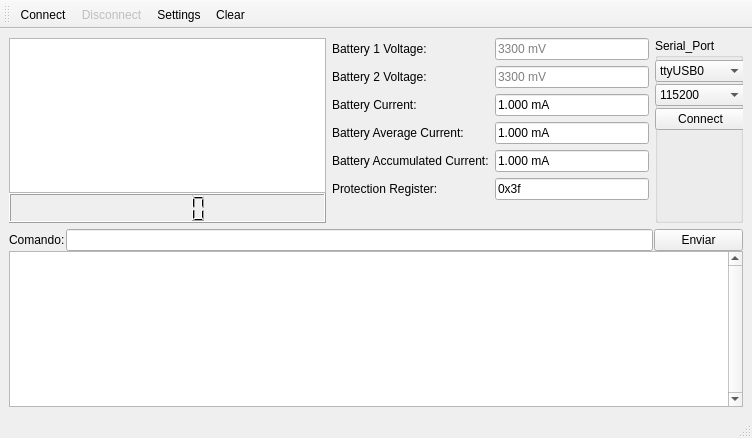
Old version of the form CubeSAT_COM/mainwindow.ui in the repository renatomeneghin/CubeSAT_COM_App.
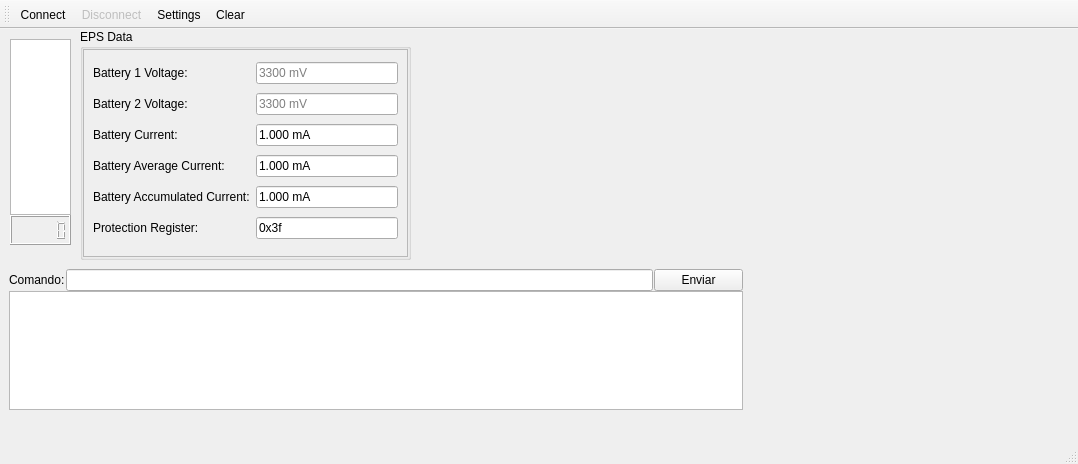
New version of the form. Icons and pictures are not drawn.

Commit message: Adicionando elementos na janela principal

What changed in the file:
```diff
--- a/CubeSAT_COM/mainwindow.ui
+++ b/CubeSAT_COM/mainwindow.ui
@@ -6,48 +6,126 @@
    <rect>
     <x>0</x>
     <y>0</y>
-    <width>752</width>
-    <height>438</height>
+    <width>1078</width>
+    <height>464</height>
    </rect>
   </property>
   <property name="windowTitle">
    <string>Controlador CubeSAT - SpaceLAB UFSC</string>
   </property>
   <widget class="QWidget" name="centralwidget">
+   <widget class="QFrame" name="verticalFrame_2">
+    <property name="geometry">
+     <rect>
+      <x>9</x>
+      <y>240</y>
+      <width>734</width>
+      <height>141</height>
+     </rect>
+    </property>
+    <property name="sizePolicy">
+     <sizepolicy hsizetype="Preferred" vsizetype="Preferred">
+      <horstretch>0</horstretch>
+      <verstretch>0</verstretch>
+     </sizepolicy>
+    </property>
+    <layout class="QVBoxLayout" name="verticalLayout_3">
+     <property name="spacing">
+      <number>0</number>
+     </property>
+     <property name="sizeConstraint">
+      <enum>QLayout::SetDefaultConstraint</enum>
+     </property>
+     <property name="leftMargin">
+      <number>0</number>
+     </property>
+     <property name="topMargin">
+      <number>0</number>
+     </property>
+     <property name="rightMargin">
+      <number>0</number>
+     </property>
+     <property name="bottomMargin">
+      <number>0</number>
+     </property>
+     <item>
+      <layout class="QHBoxLayout" name="horizontalLayout">
+       <property name="spacing">
+        <number>1</number>
+       </property>
+       <item>
+        <widget class="QLabel" name="texto_Comando">
+         <property name="text">
+          <string>Comando:</string>
+         </property>
+        </widget>
+       </item>
+       <item>
+        <widget class="QLineEdit" name="Comando"/>
+       </item>
+       <item>
+        <widget class="QPushButton" name="Enviar">
+         <property name="minimumSize">
+          <size>
+           <width>89</width>
+           <height>0</height>
+          </size>
+         </property>
+         <property name="text">
+          <string>Enviar</string>
+         </property>
+        </widget>
+       </item>
+      </layout>
+     </item>
+     <item>
+      <widget class="QPlainTextEdit" name="Texto_Recebido"/>
+     </item>
+    </layout>
+   </widget>
+   <widget class="QGroupBox" name="groupBox">
+    <property name="geometry">
+     <rect>
+      <x>80</x>
+      <y>0</y>
+      <width>331</width>
+      <height>231</height>
+     </rect>
+    </property>
+    <property name="title">
+     <string>EPS Data</string>
+    </property>
    <layout class="QGridLayout" name="gridLayout">
-    <item row="0" column="0">
-     <layout class="QVBoxLayout" name="verticalLayout">
+     <property name="leftMargin">
+      <number>0</number>
+     </property>
+     <property name="topMargin">
+      <number>0</number>
+     </property>
+     <property name="rightMargin">
+      <number>0</number>
+     </property>
+     <property name="bottomMargin">
+      <number>0</number>
+     </property>
       <property name="spacing">
        <number>0</number>
       </property>
-      <property name="sizeConstraint">
-       <enum>QLayout::SetDefaultConstraint</enum>
-      </property>
-      <item>
-       <widget class="QGraphicsView" name="Bateria_imagem"/>
-      </item>
-      <item>
-       <widget class="QLCDNumber" name="Bateria_numero">
-        <property name="minimumSize">
-         <size>
-          <width>0</width>
-          <height>30</height>
-         </size>
-        </property>
-        <property name="font">
-         <font>
-          <pointsize>12</pointsize>
-         </font>
-        </property>
-        <property name="smallDecimalPoint">
-         <bool>true</bool>
-        </property>
-       </widget>
-      </item>
-     </layout>
-    </item>
     <item row="0" column="1">
-     <layout class="QFormLayout" name="formLayout">
+      <widget class="QScrollArea" name="scrollArea">
+       <property name="widgetResizable">
+        <bool>true</bool>
+       </property>
+       <widget class="QWidget" name="scrollAreaWidgetContents">
+        <property name="geometry">
+         <rect>
+          <x>0</x>
+          <y>0</y>
+          <width>323</width>
+          <height>203</height>
+         </rect>
+        </property>
+        <layout class="QGridLayout" name="gridLayout_2">
       <item row="0" column="0">
        <widget class="QLabel" name="Bateria1">
         <property name="text">
@@ -79,7 +157,7 @@
        </widget>
       </item>
       <item row="1" column="1">
-       <widget class="QLineEdit" name="Bat_1_mV_2">
+          <widget class="QLineEdit" name="Bat_2_mV">
         <property name="readOnly">
          <bool>true</bool>
         </property>
@@ -99,7 +177,7 @@
        </widget>
       </item>
       <item row="2" column="1">
-       <widget class="QLineEdit" name="Bat_1_mV_3">
+          <widget class="QLineEdit" name="Bat_mA">
         <property name="text">
          <string>1.000 mA</string>
         </property>
@@ -122,7 +200,7 @@
        </widget>
       </item>
       <item row="3" column="1">
-       <widget class="QLineEdit" name="Bat_1_mV_4">
+          <widget class="QLineEdit" name="Bat_mA_avg">
         <property name="text">
          <string>1.000 mA</string>
         </property>
@@ -145,7 +223,7 @@
        </widget>
       </item>
       <item row="4" column="1">
-       <widget class="QLineEdit" name="Bat_1_mV_5">
+          <widget class="QLineEdit" name="Bat_mA_Acc">
         <property name="text">
          <string>1.000 mA</string>
         </property>
@@ -168,7 +246,7 @@
        </widget>
       </item>
       <item row="5" column="1">
-       <widget class="QLineEdit" name="Bat_1_mV_6">
+          <widget class="QLineEdit" name="Protection_reg">
         <property name="text">
          <string>0x3f</string>
         </property>
@@ -181,231 +259,45 @@
        </widget>
       </item>
      </layout>
-    </item>
-    <item row="0" column="2">
-     <widget class="QGroupBox" name="Serial_Port">
-      <property name="title">
-       <string>Serial_Port</string>
-      </property>
-      <widget class="QWidget" name="verticalLayoutWidget">
-       <property name="geometry">
-        <rect>
-         <x>0</x>
-         <y>20</y>
-         <width>91</width>
-         <height>77</height>
-        </rect>
-       </property>
-       <layout class="QVBoxLayout" name="verticalLayout_2">
-        <property name="spacing">
-         <number>0</number>
-        </property>
-        <item>
-         <widget class="QComboBox" name="Port">
-          <item>
-           <property name="text">
-            <string>ttyUSB0</string>
-           </property>
-          </item>
-          <item>
-           <property name="text">
-            <string>ttyUSB1</string>
-           </property>
-          </item>
-          <item>
-           <property name="text">
-            <string>ttyUSB2</string>
-           </property>
-          </item>
-          <item>
-           <property name="text">
-            <string>ttyUSB3</string>
-           </property>
-          </item>
-          <item>
-           <property name="text">
-            <string>ttyUSB4</string>
-           </property>
-          </item>
-          <item>
-           <property name="text">
-            <string>ttyUSB5</string>
-           </property>
-          </item>
-          <item>
-           <property name="text">
-            <string>ttyUSB6</string>
-           </property>
-          </item>
-          <item>
-           <property name="text">
-            <string>ttyUSB7</string>
-           </property>
-          </item>
-         </widget>
-        </item>
-        <item>
-         <widget class="QComboBox" name="Baud_Rate">
-          <property name="currentText">
-           <string>115200</string>
-          </property>
-          <property name="currentIndex">
-           <number>11</number>
-          </property>
-          <item>
-           <property name="text">
-            <string>110</string>
-           </property>
-          </item>
-          <item>
-           <property name="text">
-            <string>300</string>
-           </property>
-          </item>
-          <item>
-           <property name="text">
-            <string>600</string>
-           </property>
-          </item>
-          <item>
-           <property name="text">
-            <string>1200</string>
-           </property>
-          </item>
-          <item>
-           <property name="text">
-            <string>2400</string>
-           </property>
-          </item>
-          <item>
-           <property name="text">
-            <string>4800</string>
-           </property>
-          </item>
-          <item>
-           <property name="text">
-            <string>9600</string>
-           </property>
-          </item>
-          <item>
-           <property name="text">
-            <string>14400</string>
-           </property>
-          </item>
-          <item>
-           <property name="text">
-            <string>19200</string>
-           </property>
-          </item>
-          <item>
-           <property name="text">
-            <string>38400</string>
-           </property>
-          </item>
-          <item>
-           <property name="text">
-            <string>57600</string>
-           </property>
-          </item>
-          <item>
-           <property name="text">
-            <string>115200</string>
-           </property>
-          </item>
-          <item>
-           <property name="text">
-            <string>128000</string>
-           </property>
-          </item>
-          <item>
-           <property name="text">
-            <string>256000</string>
-           </property>
-          </item>
-         </widget>
-        </item>
-        <item>
-         <widget class="QPushButton" name="Connection">
-          <property name="text">
-           <string>Connect</string>
-          </property>
+       </widget>
          </widget>
         </item>
        </layout>
       </widget>
-     </widget>
-    </item>
-    <item row="1" column="0" colspan="3">
-     <widget class="QFrame" name="verticalFrame_2">
-      <property name="sizePolicy">
-       <sizepolicy hsizetype="Preferred" vsizetype="Preferred">
-        <horstretch>0</horstretch>
-        <verstretch>0</verstretch>
-       </sizepolicy>
-      </property>
-      <layout class="QVBoxLayout" name="verticalLayout_3">
-       <property name="spacing">
-        <number>0</number>
-       </property>
-       <property name="sizeConstraint">
-        <enum>QLayout::SetDefaultConstraint</enum>
-       </property>
-       <property name="leftMargin">
-        <number>0</number>
-       </property>
-       <property name="topMargin">
-        <number>0</number>
-       </property>
-       <property name="rightMargin">
-        <number>0</number>
-       </property>
-       <property name="bottomMargin">
-        <number>0</number>
-       </property>
-       <item>
-        <layout class="QHBoxLayout" name="horizontalLayout">
-         <property name="spacing">
-          <number>1</number>
-         </property>
-         <item>
-          <widget class="QLabel" name="texto_Comando">
-           <property name="text">
-            <string>Comando:</string>
-           </property>
-          </widget>
-         </item>
-         <item>
-          <widget class="QLineEdit" name="Comando"/>
-         </item>
-         <item>
-          <widget class="QPushButton" name="Enviar">
+   <widget class="QGraphicsView" name="Bateria_imagem">
+    <property name="geometry">
+     <rect>
+      <x>10</x>
+      <y>10</y>
+      <width>61</width>
+      <height>176</height>
+     </rect>
+    </property>
+   </widget>
+   <widget class="QLCDNumber" name="Bateria_numero">
+    <property name="geometry">
+     <rect>
+      <x>10</x>
+      <y>186</y>
+      <width>61</width>
+      <height>30</height>
+     </rect>
+    </property>
            <property name="minimumSize">
             <size>
-             <width>89</width>
-             <height>0</height>
-            </size>
-           </property>
-           <property name="text">
-            <string>Enviar</string>
-           </property>
-          </widget>
-         </item>
-        </layout>
-       </item>
-       <item>
-        <widget class="QTextEdit" name="Texto_Recebido">
-         <property name="verticalScrollBarPolicy">
-          <enum>Qt::ScrollBarAlwaysOn</enum>
-         </property>
-         <property name="readOnly">
+      <width>0</width>
+      <height>30</height>
+     </size>
+    </property>
+    <property name="font">
+     <font>
+      <pointsize>12</pointsize>
+     </font>
+    </property>
+    <property name="smallDecimalPoint">
           <bool>true</bool>
          </property>
         </widget>
-       </item>
-      </layout>
-     </widget>
-    </item>
-   </layout>
   </widget>
   <widget class="QMenuBar" name="menubar">
    <property name="geometry">
```
Left out of the diff: 31 changed lines with no effect on the pictures. Lines whose indentation alone changed are shown as unchanged. The commit also changes 5 other files.
